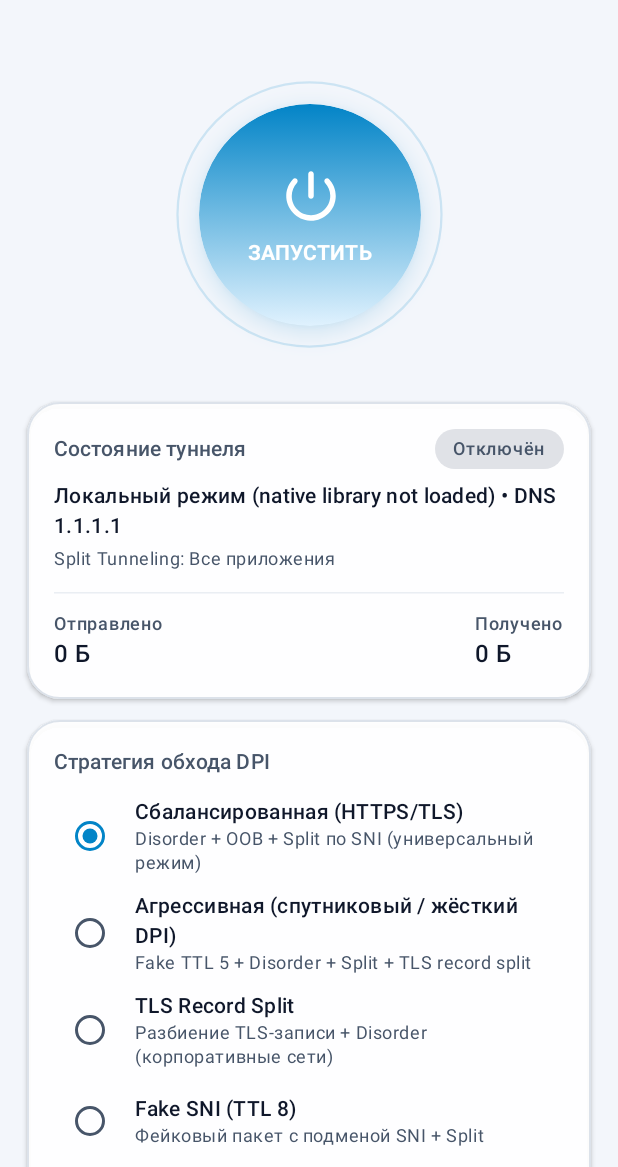
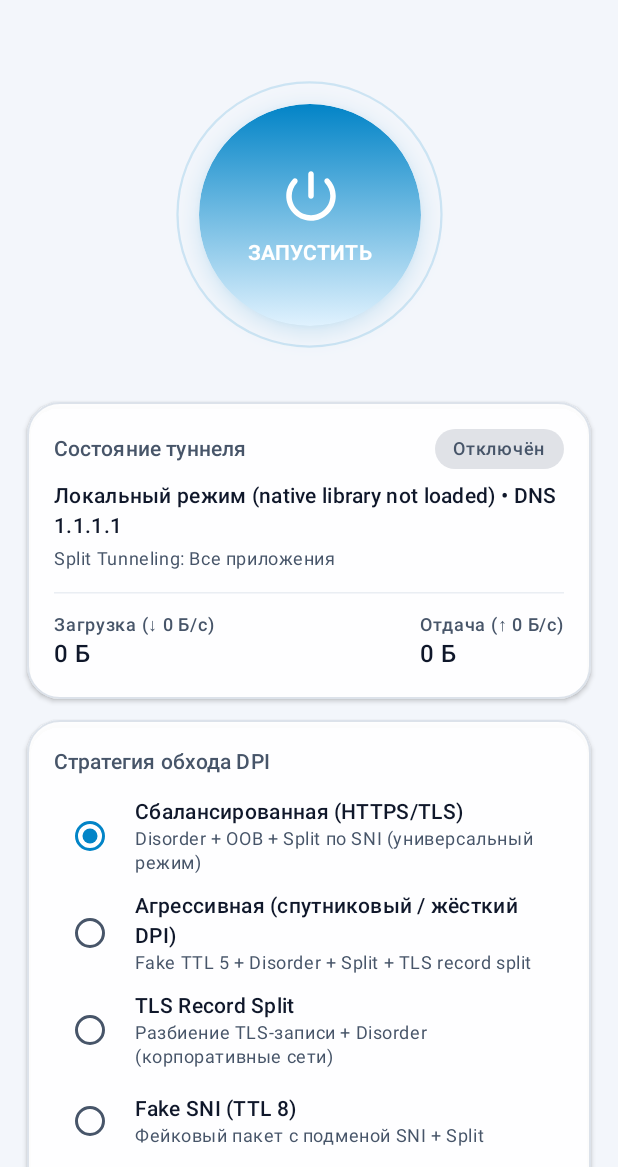
Before and after one commit to JackBrownUA/NetSieve, an Android app built with Jetpack Compose: the screen it shows after launch (MainActivity), on a phone screen of 412 x 824 dp, the part 69-1236 px from its top. Run offline under Robolectric (Android 15) with nearby library versions, the phone set to English and light mode, and no system bars.

Commit message:
Update Screens.kt

```diff
--- a/app/src/main/java/io/github/jackbrownua/netsieve/ui/Screens.kt
+++ b/app/src/main/java/io/github/jackbrownua/netsieve/ui/Screens.kt
@@ -166,8 +166,14 @@ fun HomeScreen(
                 modifier = Modifier.fillMaxWidth(),
                 horizontalArrangement = Arrangement.SpaceBetween
             ) {
-                StatBlock(label = "Отправлено", value = formatBytes(uiState.txBytes))
-                StatBlock(label = "Получено", value = formatBytes(uiState.rxBytes))
+           StatBlock(
+                    label = "Загрузка (↓ ${formatSpeed(uiState.rxSpeedBytesPerSec)})",
+                    value = formatBytes(uiState.rxBytes)
+                )
+                StatBlock(
+                    label = "Отдача (↑ ${formatSpeed(uiState.txSpeedBytesPerSec)})",
+                    value = formatBytes(uiState.txBytes)
+                )
             }
         }
 
@@ -365,6 +371,7 @@ fun AutoPickScreen(
                 } else {
                     OutlinedButton(
                         onClick = {
+                            StrategyTester.abortActive()
                             testJob?.cancel()
                             isRunning = false
                         },
@@ -906,3 +913,10 @@ private fun formatBytes(bytes: Long): String {
     val gb = mb / 1024.0
     return String.format("%.2f ГБ", gb)
 }
+private fun formatSpeed(bytesPerSec: Long): String {
+    if (bytesPerSec < 1024L) return "$bytesPerSec Б/с"
+    val kb = bytesPerSec / 1024.0
+    if (kb < 1024.0) return String.format("%.0f КБ/с", kb)
+    val mb = kb / 1024.0
+    return String.format("%.1f МБ/с", mb)
+}
```
